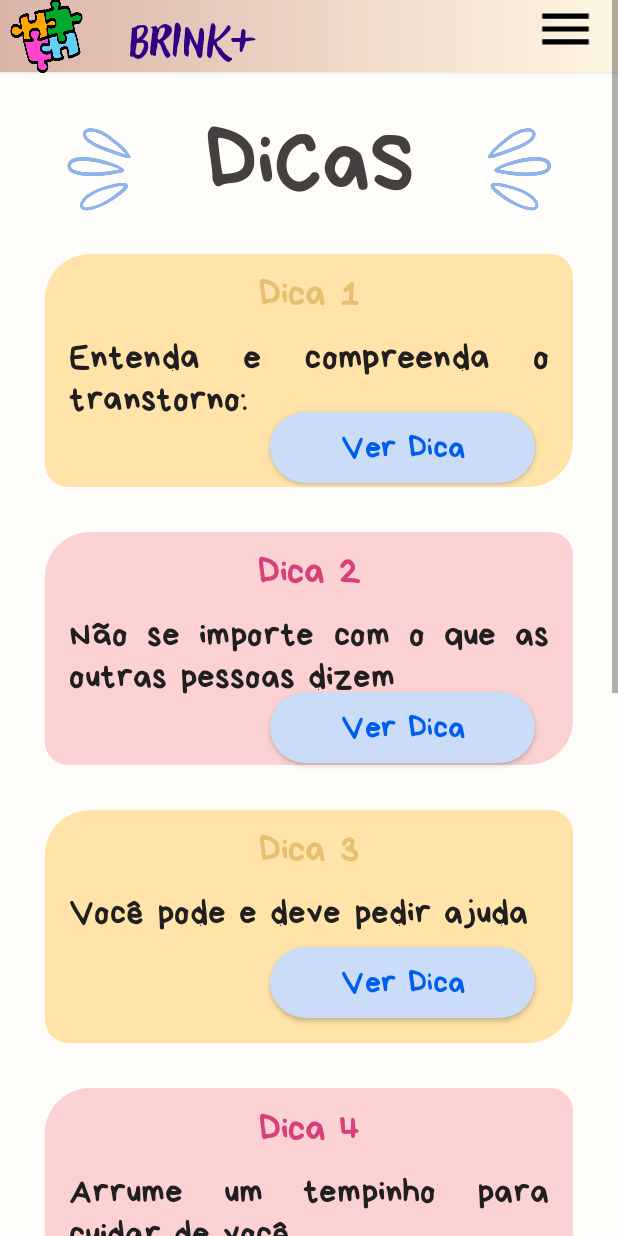
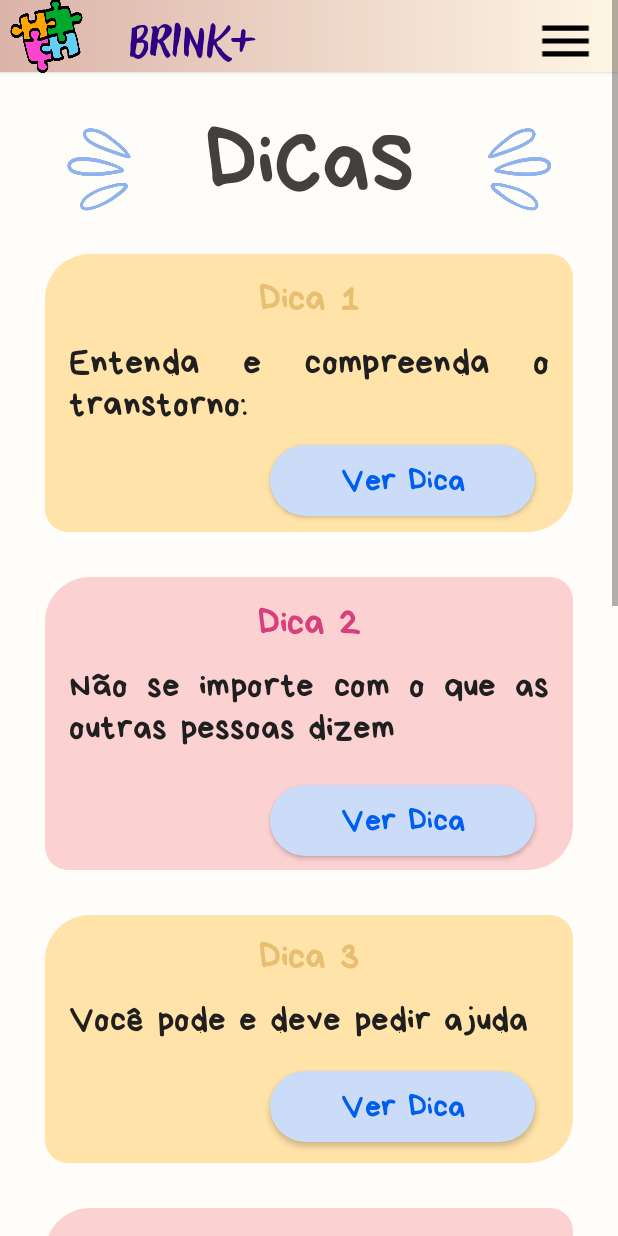
Before and after one commit to MatheusPradoeSilva/AppAutismo, an Android app: the Dicas screen opened directly, with no data from a screen before it, on a phone screen of 412 x 824 dp. Run offline under Robolectric (Android 15) with nearby library versions, the phone set to English and light mode, and no system bars.

Commit message:
correções

```diff
--- a/app/src/main/res/layout/activity_dicas.xml
+++ b/app/src/main/res/layout/activity_dicas.xml
@@ -15,13 +15,13 @@
 
         <LinearLayout
             android:layout_width="match_parent"
-            android:layout_height="1470dp"
+            android:layout_height="1680dp"
             android:orientation="vertical">
 
             <androidx.constraintlayout.widget.ConstraintLayout
                 android:id="@id/linear"
                 android:layout_width="match_parent"
-                android:layout_height="1820dp"
+                android:layout_height="1880dp"
                 android:orientation="vertical">
 
                 <Button
@@ -80,10 +80,10 @@
                     android:translationZ="90dp"
                     app:layout_constraintBottom_toBottomOf="@+id/button"
                     app:layout_constraintEnd_toEndOf="parent"
-                    app:layout_constraintHorizontal_bias="0.997"
+                    app:layout_constraintHorizontal_bias="1.0"
                     app:layout_constraintStart_toStartOf="@+id/button"
                     app:layout_constraintTop_toTopOf="@+id/button"
-                    app:layout_constraintVertical_bias="0.816"
+                    app:layout_constraintVertical_bias="1.0"
                     app:srcCompat="@drawable/ic_baseline_menu_24" />
 
                 <ImageView
@@ -138,7 +138,7 @@
                 <ImageView
                     android:id="@+id/imageView5"
                     android:layout_width="0dp"
-                    android:layout_height="155dp"
+                    android:layout_height="185dp"
                     android:layout_margin="30dp"
                     app:layout_constraintBottom_toBottomOf="parent"
                     app:layout_constraintVertical_bias="0.0"
@@ -186,33 +186,33 @@
                     app:layout_constraintStart_toStartOf="@+id/imageView5"
                     app:layout_constraintTop_toBottomOf="@+id/textView24" />
 
+
                 <Button
                     android:id="@+id/dica1"
                     android:layout_width="0dp"
                     android:layout_height="47dp"
                     android:layout_marginStart="150dp"
+                    android:layout_marginTop="-6dp"
                     android:layout_marginEnd="25dp"
-                    android:layout_marginTop="-6dp"
                     android:background="@drawable/botao_inicial"
+                    android:fontFamily="@font/bryndan"
                     android:text="Ver Dica"
                     android:textAllCaps="false"
                     android:textColor="#005EEF"
                     android:textSize="21sp"
-                    android:fontFamily="@font/bryndan"
                     app:layout_constraintBottom_toBottomOf="@+id/imageView5"
                     app:layout_constraintEnd_toEndOf="@+id/imageView5"
-                    app:layout_constraintHorizontal_bias="0.845"
+                    app:layout_constraintHorizontal_bias="0.0"
                     app:layout_constraintStart_toStartOf="@+id/imageView5"
                     app:layout_constraintTop_toBottomOf="@+id/descriamigo"
-                    app:layout_constraintVertical_bias="0.0">
+                    app:layout_constraintVertical_bias="0.633">
 
                 </Button>
-
 
                 <ImageView
                     android:id="@+id/img2"
                     android:layout_width="0dp"
-                    android:layout_height="155dp"
+                    android:layout_height="195dp"
                     android:layout_margin="30dp"
                     app:layout_constraintBottom_toBottomOf="parent"
                     app:layout_constraintVertical_bias="0.0"
@@ -284,7 +284,7 @@
                 <ImageView
                     android:id="@+id/img3"
                     android:layout_width="0dp"
-                    android:layout_height="155dp"
+                    android:layout_height="165dp"
                     android:layout_margin="30dp"
                     app:layout_constraintBottom_toBottomOf="parent"
                     app:layout_constraintVertical_bias="0.0"
@@ -337,26 +337,27 @@
                     android:layout_width="0dp"
                     android:layout_height="47dp"
                     android:layout_marginStart="150dp"
+                    android:layout_marginTop="-6dp"
                     android:layout_marginEnd="25dp"
-                    android:layout_marginTop="-6dp"
                     android:background="@drawable/botao_inicial"
+                    android:fontFamily="@font/bryndan"
                     android:text="Ver Dica"
                     android:textAllCaps="false"
                     android:textColor="#005EEF"
                     android:textSize="21sp"
-                    android:fontFamily="@font/bryndan"
                     app:layout_constraintBottom_toBottomOf="@+id/img3"
                     app:layout_constraintEnd_toEndOf="@+id/img3"
-                    app:layout_constraintHorizontal_bias="0.845"
+                    app:layout_constraintHorizontal_bias="0.0"
                     app:layout_constraintStart_toStartOf="@+id/img3"
-                    app:layout_constraintTop_toBottomOf="@+id/descri3">
+                    app:layout_constraintTop_toBottomOf="@+id/descri3"
+                    app:layout_constraintVertical_bias="0.666">
 
                 </Button>
 
                 <ImageView
                     android:id="@+id/img4"
                     android:layout_width="0dp"
-                    android:layout_height="158dp"
+                    android:layout_height="188dp"
                     android:layout_margin="30dp"
                     app:layout_constraintBottom_toBottomOf="parent"
                     app:layout_constraintVertical_bias="0.0"
@@ -408,20 +409,20 @@
                     android:layout_width="0dp"
                     android:layout_height="47dp"
                     android:layout_marginStart="150dp"
+                    android:layout_marginTop="-6dp"
                     android:layout_marginEnd="25dp"
-                    android:layout_marginTop="-6dp"
                     android:background="@drawable/botao_inicial"
+                    android:fontFamily="@font/bryndan"
                     android:text="Ver Dica"
                     android:textAllCaps="false"
                     android:textColor="#005EEF"
                     android:textSize="21sp"
-                    android:fontFamily="@font/bryndan"
                     app:layout_constraintBottom_toBottomOf="@+id/img4"
                     app:layout_constraintEnd_toEndOf="@+id/img4"
-                    app:layout_constraintHorizontal_bias="0.845"
+                    app:layout_constraintHorizontal_bias="0.0"
                     app:layout_constraintStart_toStartOf="@+id/img4"
                     app:layout_constraintTop_toBottomOf="@+id/descri4"
-                    app:layout_constraintVertical_bias="0.0">
+                    app:layout_constraintVertical_bias="0.472">
 
                 </Button>
 
@@ -500,7 +501,7 @@
                 <ImageView
                     android:id="@+id/img6"
                     android:layout_width="0dp"
-                    android:layout_height="187dp"
+                    android:layout_height="197dp"
                     android:layout_margin="30dp"
                     app:layout_constraintBottom_toBottomOf="parent"
                     app:layout_constraintVertical_bias="0.0"
@@ -552,27 +553,27 @@
                     android:layout_width="0dp"
                     android:layout_height="47dp"
                     android:layout_marginStart="150dp"
+                    android:layout_marginTop="-6dp"
                     android:layout_marginEnd="25dp"
-                    android:layout_marginTop="-6dp"
                     android:background="@drawable/botao_inicial"
+                    android:fontFamily="@font/bryndan"
                     android:text="Ver Dica"
                     android:textAllCaps="false"
                     android:textColor="#005EEF"
                     android:textSize="21sp"
-                    android:fontFamily="@font/bryndan"
                     app:layout_constraintBottom_toBottomOf="@+id/img6"
                     app:layout_constraintEnd_toEndOf="@+id/img6"
-                    app:layout_constraintHorizontal_bias="0.881"
+                    app:layout_constraintHorizontal_bias="0.0"
                     app:layout_constraintStart_toStartOf="@+id/img6"
                     app:layout_constraintTop_toBottomOf="@+id/descri6"
-                    app:layout_constraintVertical_bias="0.0">
+                    app:layout_constraintVertical_bias="0.522">
 
                 </Button>
 
                 <ImageView
                     android:id="@+id/img7"
                     android:layout_width="0dp"
-                    android:layout_height="155dp"
+                    android:layout_height="175dp"
                     android:layout_margin="30dp"
                     app:layout_constraintBottom_toBottomOf="parent"
                     app:layout_constraintVertical_bias="0.0"
@@ -624,20 +625,20 @@
                     android:layout_width="0dp"
                     android:layout_height="47dp"
                     android:layout_marginStart="150dp"
+                    android:layout_marginTop="-6dp"
                     android:layout_marginEnd="25dp"
-                    android:layout_marginTop="-6dp"
                     android:background="@drawable/botao_inicial"
+                    android:fontFamily="@font/bryndan"
                     android:text="Ver Dica"
                     android:textAllCaps="false"
                     android:textColor="#005EEF"
                     android:textSize="21sp"
-                    android:fontFamily="@font/bryndan"
                     app:layout_constraintBottom_toBottomOf="@+id/img7"
                     app:layout_constraintEnd_toEndOf="@+id/img7"
-                    app:layout_constraintHorizontal_bias="0.881"
+                    app:layout_constraintHorizontal_bias="0.0"
                     app:layout_constraintStart_toStartOf="@+id/img7"
                     app:layout_constraintTop_toBottomOf="@+id/descri7"
-                    app:layout_constraintVertical_bias="0.0">
+                    app:layout_constraintVertical_bias="0.583">
 
                 </Button>
 
--- a/app/src/main/res/layout/activity_quem_somos.xml
+++ b/app/src/main/res/layout/activity_quem_somos.xml
@@ -141,7 +141,7 @@
                 <ImageView
                     android:id="@+id/imageView5"
                     android:layout_width="0dp"
-                    android:layout_height="1450dp"
+                    android:layout_height="0dp"
                     android:layout_margin="20dp"
                     app:layout_constraintBottom_toBottomOf="parent"
                     app:layout_constraintEnd_toEndOf="parent"
```
Also changed, not shown: app/src/main/AndroidManifest.xml (+4 -16 lines), app/src/main/res/layout/activity_dica3.xml (+13 -14 lines), app/src/main/res/layout/activity_dica4.xml (+13 -14 lines), app/src/main/res/layout/activity_oque_e_tea.xml (+8 -41 lines).
